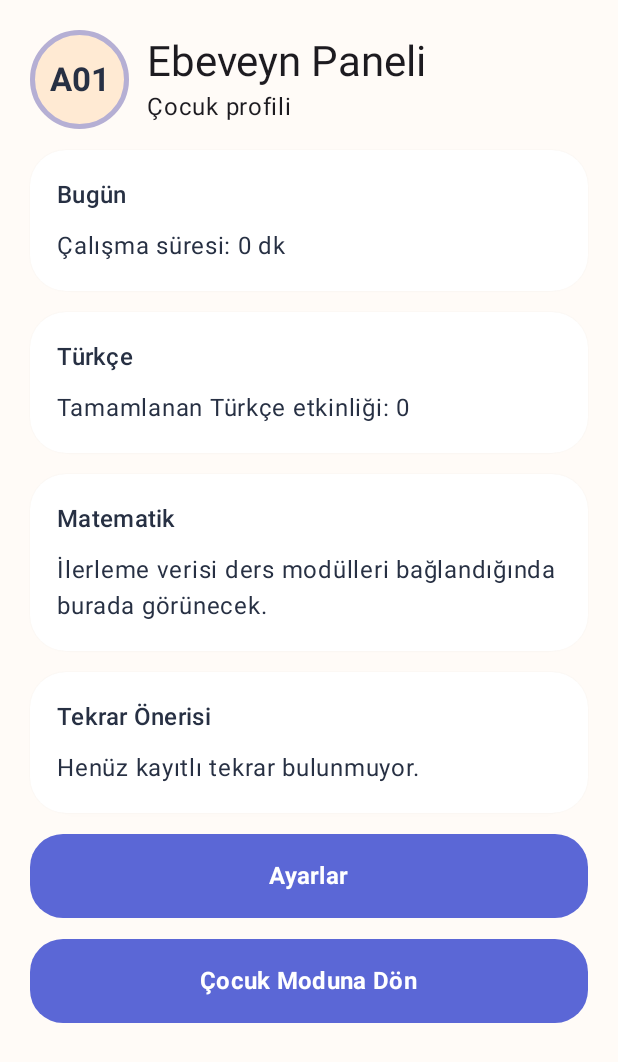
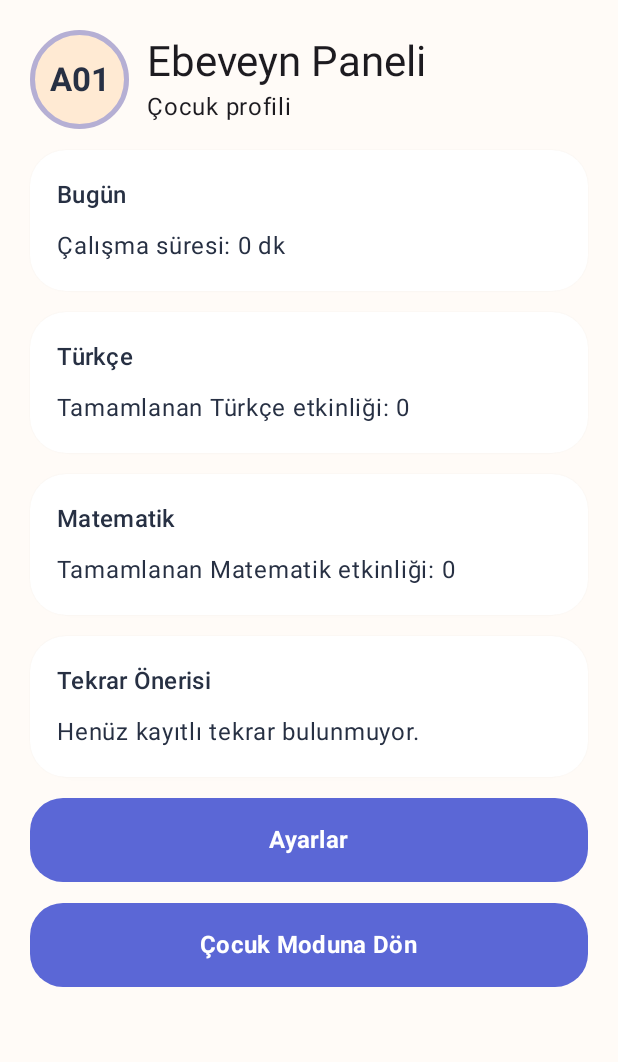
Before and after one commit to uysal23/minik-akademi, an Android app built with Jetpack Compose: the ParentDashboardScreen screen opened through its navigation route, on a phone screen of 412 x 824 dp. Shown: the top 1062 px of the screen. Run offline under Robolectric (Android 15) with nearby library versions, the light colour scheme and no system bars.

Commit message:
feature: show mathematics progress in parent dashboard

```diff
--- a/feature/parent-dashboard/src/main/java/com/uysal/minikakademi/feature/parentdashboard/ParentDashboardScreen.kt
+++ b/feature/parent-dashboard/src/main/java/com/uysal/minikakademi/feature/parentdashboard/ParentDashboardScreen.kt
@@ -49,7 +49,10 @@ fun ParentDashboardScreen(
             }
             KidCard {
                 Text("Matematik", style = MaterialTheme.typography.titleMedium)
-                Text("İlerleme verisi ders modülleri bağlandığında burada görünecek.")
+                Text(
+                    "Tamamlanan Matematik etkinliği: " +
+                        settings.completedMathematicsActivities.size
+                )
             }
             KidCard {
                 Text("Tekrar Önerisi", style = MaterialTheme.typography.titleMedium)
```
